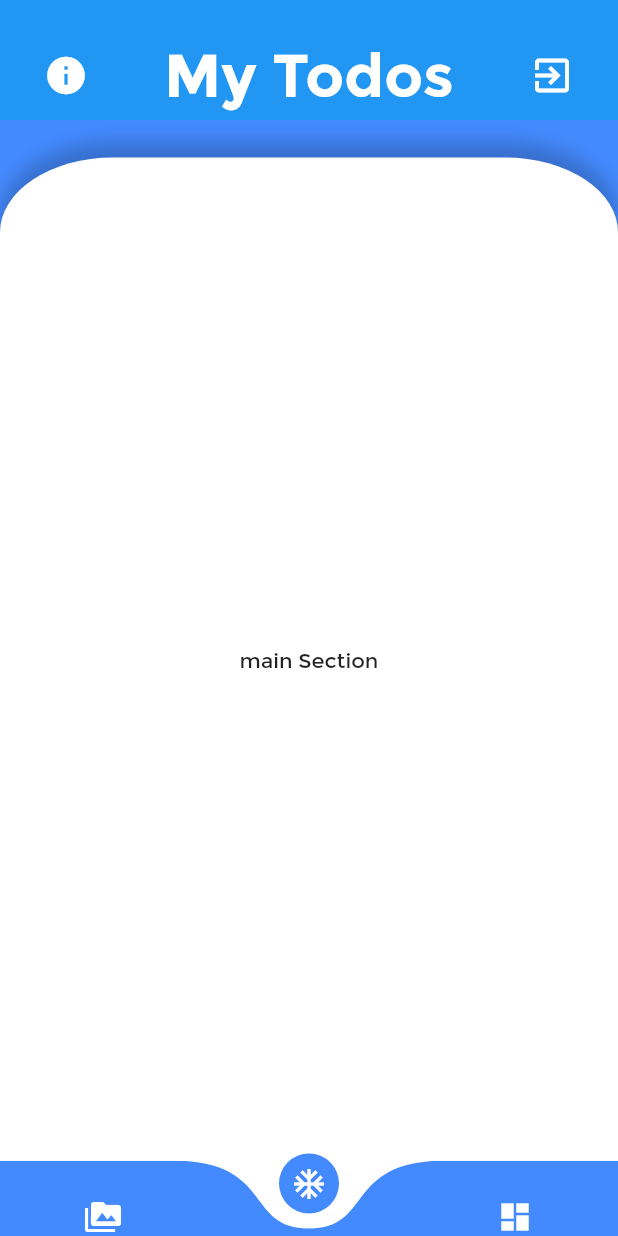
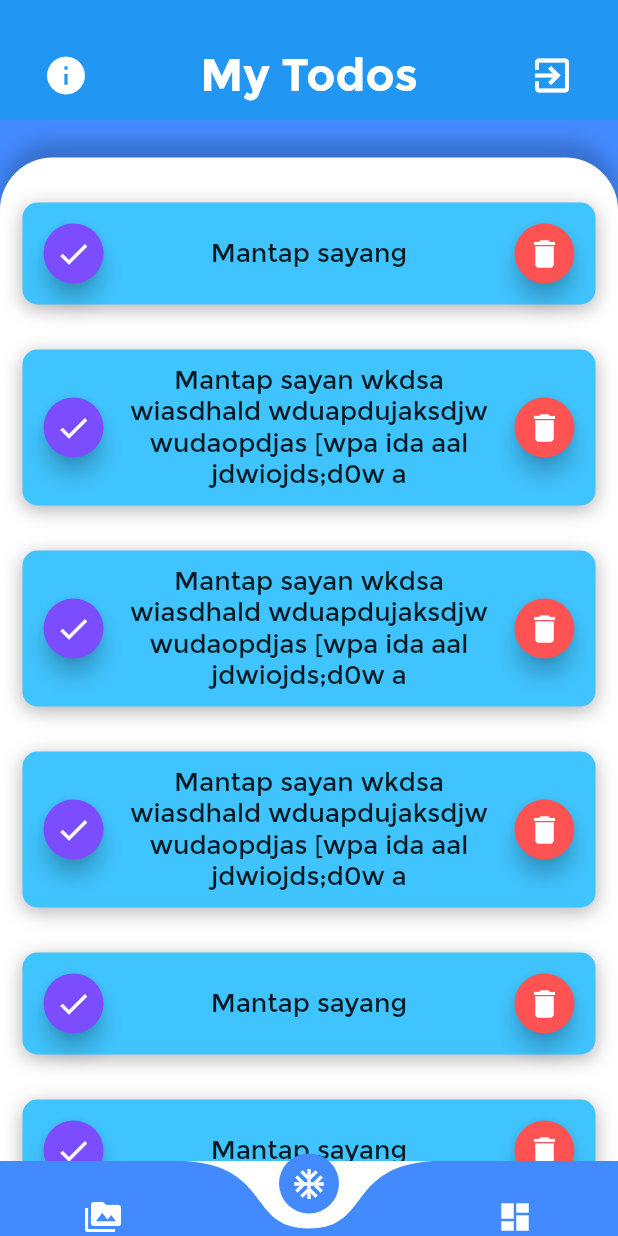
Before and after one commit to uloydev/simple-todo-app, a Flutter app: the screen it shows after launch, on a phone screen of 412 x 824 dp. Run offline on Flutter 3.47's test engine with Material 2 defaults, Android fonts, the phone set to English and light mode, and no system bars; drawn by our look-alikes of curved_navigation_bar; our stand-ins replace simple_animations, supercharged.

Commit message:
[ADD] Todo item component [UPDATE] main section ui at home screen completed

```diff
--- a/app/simple_todo_app/lib/components/home_app_bar_items.dart
+++ b/app/simple_todo_app/lib/components/home_app_bar_items.dart
@@ -28,7 +28,7 @@ final String title;
             title,
             style: TextStyle(
               fontWeight: FontWeight.w700,
-              fontSize: 40,
+              fontSize: 30,
             ),
           ),
           FloatingActionButton(
--- a/app/simple_todo_app/lib/components/home_body_wrapper.dart
+++ b/app/simple_todo_app/lib/components/home_body_wrapper.dart
@@ -13,7 +13,7 @@ class HomeBodyWrapper extends StatelessWidget {
       margin: EdgeInsets.only(top: 25),
       decoration: BoxDecoration(
         color: Colors.white,
-        borderRadius: BorderRadius.vertical(top: Radius.elliptical(75, 50)),
+        borderRadius: BorderRadius.vertical(top: Radius.elliptical(35, 35)),
         boxShadow: [
           BoxShadow(
               color: Colors.black.withOpacity(0.2),
--- /dev/null
+++ b/app/simple_todo_app/lib/components/todo_item.dart
@@ -0,0 +1,57 @@
+import 'package:flutter/material.dart';
+
+class TodoItem extends StatelessWidget {
+  const TodoItem({Key key, this.text}) : super(key: key);
+
+  final String text;
+
+  @override
+  Widget build(BuildContext context) {
+    return Container(
+      margin: EdgeInsets.symmetric(horizontal: 0, vertical: 15),
+      padding: EdgeInsets.all(10),
+      decoration: BoxDecoration(
+        color: Colors.lightBlueAccent,
+        borderRadius: BorderRadius.circular(10),
+        boxShadow: [
+          BoxShadow(
+            color: Colors.black.withOpacity(0.3),
+            blurRadius: 10,
+            offset: Offset(0, 3)
+          ),
+        ],
+      ),
+      child: Row(
+        children: [
+          FloatingActionButton(
+            backgroundColor: Colors.deepPurpleAccent,
+            onPressed: () {},
+            child: Icon(
+              Icons.check,
+            ),
+            mini: true,
+            tooltip: 'finish',
+          ),
+          Expanded(
+            child: Text(
+              text,
+              textAlign: TextAlign.center,
+              style: TextStyle(
+                fontSize: 17,
+              ),
+            ),
+          ),
+          FloatingActionButton(
+            onPressed: () {},
+            backgroundColor: Colors.redAccent,
+            child: Icon(
+              Icons.delete,
+            ),
+            mini: true,
+            tooltip: 'delete',
+          ),
+        ],
+      ),
+    );
+  }
+}
--- a/app/simple_todo_app/lib/screens/home/main_section.dart
+++ b/app/simple_todo_app/lib/screens/home/main_section.dart
@@ -1,5 +1,6 @@
 import 'package:flutter/material.dart';
 import 'package:simple_todo_app/components/home_layout.dart';
+import 'package:simple_todo_app/components/todo_item.dart';
 
 class MainSection extends StatefulWidget {
   @override
@@ -11,8 +12,21 @@ class _MainSectionState extends State<MainSection> {
   Widget build(BuildContext context) {
     return HomeLayout(
       title: 'My Todos',
-      child: Center(
-        child: Text('main Section'),
+      child: Container(
+        margin: EdgeInsets.only(top: 15),
+        child: ListView(
+          padding: EdgeInsets.symmetric(vertical: 0, horizontal: 15),
+          children: [
+            TodoItem(text: 'Mantap sayang',),
+            TodoItem(text: 'Mantap sayan wkdsa wiasdhald wduapdujaksdjw wudaopdjas [wpa ida aal jdwiojds;d0w a',),
+            TodoItem(text: 'Mantap sayan wkdsa wiasdhald wduapdujaksdjw wudaopdjas [wpa ida aal jdwiojds;d0w a',),
+            TodoItem(text: 'Mantap sayan wkdsa wiasdhald wduapdujaksdjw wudaopdjas [wpa ida aal jdwiojds;d0w a',),
+            TodoItem(text: 'Mantap sayang',),
+            TodoItem(text: 'Mantap sayang',),
+            TodoItem(text: 'Mantap sayang',),
+            TodoItem(text: 'Mantap sayang',),
+          ],
+        ),
       ),
     );
   }
--- a/app/simple_todo_app/lib/screens/home_screen.dart
+++ b/app/simple_todo_app/lib/screens/home_screen.dart
@@ -39,12 +39,14 @@ class _HomeScreenState extends State<HomeScreen> {
               color: Colors.white,
             ),
           ],
-          onTap: (index){
-            setState(() {
-              activeIndex = index;
-            });
-          },
+          onTap: onBottomNavTap,
       ),
     );
   }
+
+  void onBottomNavTap(index){
+          setState(() {
+            activeIndex = index;
+          });
+        }
 }
```
